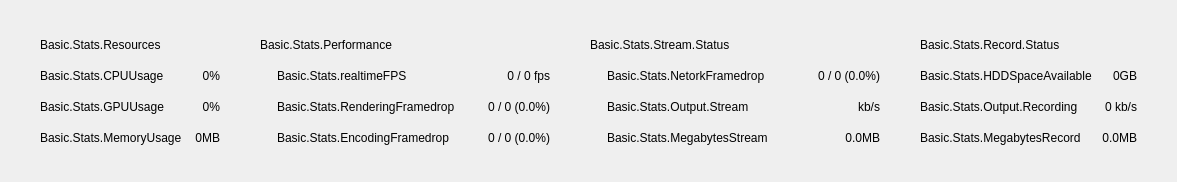
naver/prism-live-studio, file src/prism-live-studio/PRISMLiveStudio/prism-ui/main/PLSBasicStatusPanel.ui: the form before one commit.
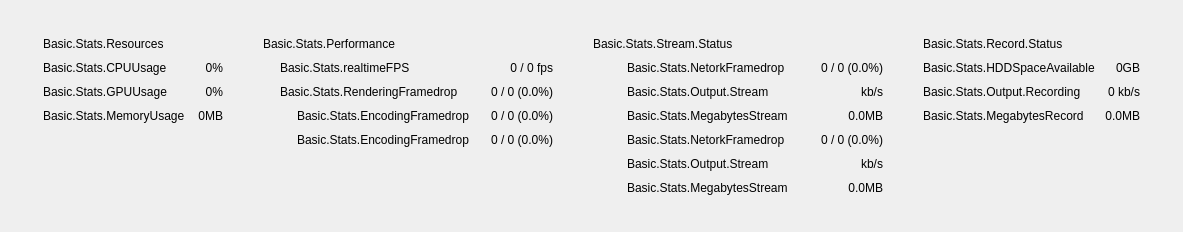
The form after the commit.

Diff of the .ui file:
```diff
--- a/src/prism-live-studio/PRISMLiveStudio/prism-ui/main/PLSBasicStatusPanel.ui
+++ b/src/prism-live-studio/PRISMLiveStudio/prism-ui/main/PLSBasicStatusPanel.ui
@@ -6,8 +6,8 @@
    <rect>
     <x>0</x>
     <y>0</y>
-    <width>1177</width>
-    <height>182</height>
+    <width>1183</width>
+    <height>232</height>
    </rect>
   </property>
   <property name="sizePolicy">
@@ -68,18 +68,6 @@
      </item>
      <item>
       <widget class="QWidget" name="stateContainer" native="true">
-       <property name="minimumSize">
-        <size>
-         <width>0</width>
-         <height>180</height>
-        </size>
-       </property>
-       <property name="maximumSize">
-        <size>
-         <width>16777215</width>
-         <height>180</height>
-        </size>
-       </property>
        <layout class="QHBoxLayout" name="horizontalLayout">
         <property name="spacing">
          <number>40</number>
@@ -97,13 +85,15 @@
          <number>28</number>
         </property>
         <item>
+         <layout class="QVBoxLayout" name="verticalLayout_2">
+          <property name="spacing">
+           <number>0</number>
+          </property>
+          <item>
          <layout class="QGridLayout" name="gridLayout_5">
-          <property name="horizontalSpacing">
+            <property name="spacing">
            <number>10</number>
           </property>
-          <property name="verticalSpacing">
-           <number>0</number>
-          </property>
           <item row="1" column="1">
            <widget class="QLabel" name="cpuUsage">
             <property name="sizePolicy">
@@ -136,13 +126,6 @@
             </property>
            </widget>
           </item>
-          <item row="1" column="0">
-           <widget class="QLabel" name="cpuUsageLabel">
-            <property name="text">
-             <string>Basic.Stats.CPUUsage</string>
-            </property>
-           </widget>
-          </item>
           <item row="3" column="0">
            <widget class="QLabel" name="memoryUsageLabel">
             <property name="text">
@@ -150,6 +133,36 @@
             </property>
            </widget>
           </item>
+            <item row="2" column="0">
+             <widget class="QLabel" name="gpuUsageLabel">
+              <property name="text">
+               <string>Basic.Stats.GPUUsage</string>
+              </property>
+             </widget>
+            </item>
+            <item row="1" column="0">
+             <widget class="QLabel" name="cpuUsageLabel">
+              <property name="text">
+               <string>Basic.Stats.CPUUsage</string>
+              </property>
+             </widget>
+            </item>
+            <item row="2" column="1">
+             <widget class="QLabel" name="gpuUsage">
+              <property name="sizePolicy">
+               <sizepolicy hsizetype="Preferred" vsizetype="Preferred">
+                <horstretch>0</horstretch>
+                <verstretch>0</verstretch>
+               </sizepolicy>
+              </property>
+              <property name="text">
+               <string>0%</string>
+              </property>
+              <property name="alignment">
+               <set>Qt::AlignRight|Qt::AlignTrailing|Qt::AlignVCenter</set>
+              </property>
+             </widget>
+            </item>
           <item row="0" column="0" colspan="2">
            <widget class="QLabel" name="resourcesHdr">
             <property name="styleSheet">
@@ -160,39 +173,95 @@
             </property>
            </widget>
           </item>
-          <item row="2" column="1">
-           <widget class="QLabel" name="gpuUsage">
-            <property name="sizePolicy">
-             <sizepolicy hsizetype="Preferred" vsizetype="Preferred">
-              <horstretch>0</horstretch>
-              <verstretch>0</verstretch>
-             </sizepolicy>
+           </layout>
+          </item>
+          <item>
+           <spacer name="verticalSpacer_3">
+            <property name="orientation">
+             <enum>Qt::Vertical</enum>
             </property>
-            <property name="text">
-             <string>0%</string>
+            <property name="sizeHint" stdset="0">
+             <size>
+              <width>0</width>
+              <height>0</height>
+             </size>
             </property>
-            <property name="alignment">
-             <set>Qt::AlignRight|Qt::AlignTrailing|Qt::AlignVCenter</set>
-            </property>
-           </widget>
+           </spacer>
           </item>
-          <item row="2" column="0">
-           <widget class="QLabel" name="gpuUsageLabel">
-            <property name="text">
-             <string>Basic.Stats.GPUUsage</string>
-            </property>
-           </widget>
-          </item>
          </layout>
         </item>
+        <item>
+         <layout class="QVBoxLayout" name="verticalLayout_3">
+          <property name="spacing">
+           <number>0</number>
+          </property>
         <item>
          <layout class="QGridLayout" name="gridLayout_6">
-          <property name="horizontalSpacing">
+            <property name="spacing">
            <number>10</number>
           </property>
-          <property name="verticalSpacing">
-           <number>0</number>
-          </property>
+            <item row="1" column="0">
+             <widget class="QLabel" name="realtimeFramerateState"/>
+            </item>
+            <item row="3" column="2">
+             <widget class="QLabel" name="encodingFramedrop">
+              <property name="text">
+               <string>0 / 0 (0.0%)</string>
+              </property>
+              <property name="alignment">
+               <set>Qt::AlignRight|Qt::AlignTrailing|Qt::AlignVCenter</set>
+              </property>
+              <property name="active" stdset="0">
+               <bool>false</bool>
+              </property>
+             </widget>
+            </item>
+            <item row="1" column="2">
+             <widget class="QLabel" name="realtimeFramerate">
+              <property name="sizePolicy">
+               <sizepolicy hsizetype="Expanding" vsizetype="Preferred">
+                <horstretch>0</horstretch>
+                <verstretch>0</verstretch>
+               </sizepolicy>
+              </property>
+              <property name="text">
+               <string>0 / 0 fps</string>
+              </property>
+              <property name="alignment">
+               <set>Qt::AlignRight|Qt::AlignTrailing|Qt::AlignVCenter</set>
+              </property>
+             </widget>
+            </item>
+            <item row="3" column="1">
+             <layout class="QHBoxLayout" name="horizontalLayout_4">
+              <item>
+               <widget class="QLabel" name="encodingFramedropImage">
+                <property name="active" stdset="0">
+                 <bool>false</bool>
+                </property>
+               </widget>
+              </item>
+              <item>
+               <widget class="QLabel" name="encodingFramedropLabel">
+                <property name="sizePolicy">
+                 <sizepolicy hsizetype="Preferred" vsizetype="Expanding">
+                  <horstretch>0</horstretch>
+                  <verstretch>0</verstretch>
+                 </sizepolicy>
+                </property>
+                <property name="text">
+                 <string>Basic.Stats.EncodingFramedrop</string>
+                </property>
+                <property name="active" stdset="0">
+                 <bool>false</bool>
+                </property>
+               </widget>
+              </item>
+             </layout>
+            </item>
+            <item row="2" column="0">
+             <widget class="QLabel" name="renderingFramedropState"/>
+            </item>
           <item row="0" column="0" colspan="3">
            <widget class="QLabel" name="performanceHdr">
             <property name="sizePolicy">
@@ -212,8 +281,12 @@
             </property>
            </widget>
           </item>
-          <item row="1" column="0">
-           <widget class="QLabel" name="realtimeFramerateState"/>
+            <item row="3" column="0">
+             <widget class="QLabel" name="encodingFramedropState">
+              <property name="active" stdset="0">
+               <bool>false</bool>
+              </property>
+             </widget>
           </item>
           <item row="1" column="1">
            <widget class="QLabel" name="realtimeFramerateLabel">
@@ -228,25 +301,6 @@
             </property>
            </widget>
           </item>
-          <item row="1" column="2">
-           <widget class="QLabel" name="realtimeFramerate">
-            <property name="sizePolicy">
-             <sizepolicy hsizetype="Expanding" vsizetype="Preferred">
-              <horstretch>0</horstretch>
-              <verstretch>0</verstretch>
-             </sizepolicy>
-            </property>
-            <property name="text">
-             <string>0 / 0 fps</string>
-            </property>
-            <property name="alignment">
-             <set>Qt::AlignRight|Qt::AlignTrailing|Qt::AlignVCenter</set>
-            </property>
-           </widget>
-          </item>
-          <item row="2" column="0">
-           <widget class="QLabel" name="renderingFramedropState"/>
-          </item>
           <item row="2" column="1">
            <widget class="QLabel" name="renderingFramedropLabel">
             <property name="sizePolicy">
@@ -270,15 +324,24 @@
             </property>
            </widget>
           </item>
-          <item row="3" column="0">
-           <widget class="QLabel" name="encodingFramedropState">
+            <item row="4" column="0">
+             <widget class="QLabel" name="encodingFramedropStateV">
             <property name="active" stdset="0">
              <bool>false</bool>
             </property>
            </widget>
           </item>
-          <item row="3" column="1">
-           <widget class="QLabel" name="encodingFramedropLabel">
+            <item row="4" column="1">
+             <layout class="QHBoxLayout" name="horizontalLayout_5">
+              <item>
+               <widget class="QLabel" name="encodingFramedropImageV">
+                <property name="active" stdset="0">
+                 <bool>false</bool>
+                </property>
+               </widget>
+              </item>
+              <item>
+               <widget class="QLabel" name="encodingFramedropLabelV">
             <property name="sizePolicy">
              <sizepolicy hsizetype="Preferred" vsizetype="Expanding">
               <horstretch>0</horstretch>
@@ -293,8 +356,10 @@
             </property>
            </widget>
           </item>
-          <item row="3" column="2">
-           <widget class="QLabel" name="encodingFramedrop">
+             </layout>
+            </item>
+            <item row="4" column="2">
+             <widget class="QLabel" name="encodingFramedropV">
             <property name="text">
              <string>0 / 0 (0.0%)</string>
             </property>
@@ -309,14 +374,33 @@
          </layout>
         </item>
         <item>
-         <layout class="QGridLayout" name="gridLayout_711">
-          <property name="horizontalSpacing">
+           <spacer name="verticalSpacer_4">
+            <property name="orientation">
+             <enum>Qt::Vertical</enum>
+            </property>
+            <property name="sizeHint" stdset="0">
+             <size>
+              <width>0</width>
+              <height>0</height>
+             </size>
+            </property>
+           </spacer>
+          </item>
+         </layout>
+        </item>
+        <item>
+         <layout class="QGridLayout" name="gridLayout_7">
+          <property name="spacing">
            <number>10</number>
           </property>
-          <property name="verticalSpacing">
-           <number>0</number>
-          </property>
-          <item row="0" column="0" colspan="3">
+          <item row="5" column="1">
+           <widget class="QLabel" name="streamBitrateStateV">
+            <property name="active" stdset="0">
+             <bool>false</bool>
+            </property>
+           </widget>
+          </item>
+          <item row="0" column="0" colspan="4">
            <widget class="QLabel" name="streamHdr">
             <property name="sizePolicy">
              <sizepolicy hsizetype="Preferred" vsizetype="Expanding">
@@ -332,14 +416,21 @@
             </property>
            </widget>
           </item>
+          <item row="2" column="1">
+           <widget class="QLabel" name="streamBitrateState">
+            <property name="active" stdset="0">
+             <bool>false</bool>
+            </property>
+           </widget>
+          </item>
           <item row="1" column="0">
-           <widget class="QLabel" name="networkFramedropState">
+           <widget class="QLabel" name="networkStateImage">
             <property name="active" stdset="0">
              <bool>false</bool>
             </property>
            </widget>
           </item>
-          <item row="1" column="1">
+          <item row="1" column="2">
            <widget class="QLabel" name="networkFramedropLabel">
             <property name="sizePolicy">
              <sizepolicy hsizetype="Preferred" vsizetype="Expanding">
@@ -355,7 +446,7 @@
             </property>
            </widget>
           </item>
-          <item row="1" column="2">
+          <item row="1" column="3">
            <widget class="QLabel" name="networkFramedrop">
             <property name="sizePolicy">
              <sizepolicy hsizetype="Expanding" vsizetype="Preferred">
@@ -364,7 +455,7 @@
              </sizepolicy>
             </property>
             <property name="text">
-             <string>0 / 0 (0.0%)</string>
+             <string notr="true">0 / 0 (0.0%)</string>
             </property>
             <property name="alignment">
              <set>Qt::AlignRight|Qt::AlignTrailing|Qt::AlignVCenter</set>
@@ -374,14 +465,7 @@
             </property>
            </widget>
           </item>
-          <item row="2" column="0">
-           <widget class="QLabel" name="streamBitrateState">
-            <property name="active" stdset="0">
-             <bool>false</bool>
-            </property>
-           </widget>
-          </item>
-          <item row="2" column="1">
+          <item row="2" column="2">
            <widget class="QLabel" name="streamBitrateLabel">
             <property name="sizePolicy">
              <sizepolicy hsizetype="Preferred" vsizetype="Expanding">
@@ -397,20 +481,7 @@
             </property>
            </widget>
           </item>
-          <item row="2" column="2">
-           <widget class="QLabel" name="streamBitrate">
-            <property name="text">
-             <string> kb/s</string>
-            </property>
-            <property name="alignment">
-             <set>Qt::AlignRight|Qt::AlignTrailing|Qt::AlignVCenter</set>
-            </property>
-            <property name="active" stdset="0">
-             <bool>false</bool>
-            </property>
-           </widget>
-          </item>
-          <item row="3" column="1">
+          <item row="3" column="2">
            <widget class="QLabel" name="StreamMegabytesLabel">
             <property name="sizePolicy">
              <sizepolicy hsizetype="Preferred" vsizetype="Expanding">
@@ -426,10 +497,71 @@
             </property>
            </widget>
           </item>
-          <item row="3" column="2">
+          <item row="4" column="2">
+           <widget class="QLabel" name="networkFramedropLabelV">
+            <property name="sizePolicy">
+             <sizepolicy hsizetype="Preferred" vsizetype="Expanding">
+              <horstretch>0</horstretch>
+              <verstretch>0</verstretch>
+             </sizepolicy>
+            </property>
+            <property name="text">
+             <string>Basic.Stats.NetorkFramedrop</string>
+            </property>
+            <property name="active" stdset="0">
+             <bool>false</bool>
+            </property>
+           </widget>
+          </item>
+          <item row="5" column="2">
+           <widget class="QLabel" name="streamBitrateLabelV">
+            <property name="sizePolicy">
+             <sizepolicy hsizetype="Preferred" vsizetype="Expanding">
+              <horstretch>0</horstretch>
+              <verstretch>0</verstretch>
+             </sizepolicy>
+            </property>
+            <property name="text">
+             <string>Basic.Stats.Output.Stream</string>
+            </property>
+            <property name="active" stdset="0">
+             <bool>false</bool>
+            </property>
+           </widget>
+          </item>
+          <item row="6" column="2">
+           <widget class="QLabel" name="StreamMegabytesLabelV">
+            <property name="sizePolicy">
+             <sizepolicy hsizetype="Preferred" vsizetype="Expanding">
+              <horstretch>0</horstretch>
+              <verstretch>0</verstretch>
+             </sizepolicy>
+            </property>
+            <property name="text">
+             <string>Basic.Stats.MegabytesStream</string>
+            </property>
+            <property name="active" stdset="0">
+             <bool>false</bool>
+            </property>
+           </widget>
+          </item>
+          <item row="2" column="3">
+           <widget class="QLabel" name="streamBitrate">
+            <property name="text">
+             <string notr="true"> kb/s</string>
+            </property>
+            <property name="alignment">
+             <set>Qt::AlignRight|Qt::AlignTrailing|Qt::AlignVCenter</set>
+            </property>
+            <property name="active" stdset="0">
+             <bool>false</bool>
+            </property>
+           </widget>
+          </item>
+          <item row="3" column="3">
            <widget class="QLabel" name="streamMegabytes">
             <property name="text">
-             <string>0.0MB</string>
+             <string notr="true">0.0MB</string>
             </property>
             <property name="alignment">
              <set>Qt::AlignRight|Qt::AlignTrailing|Qt::AlignVCenter</set>
@@ -439,16 +571,78 @@
             </property>
            </widget>
           </item>
+          <item row="4" column="3">
+           <widget class="QLabel" name="networkFramedropV">
+            <property name="text">
+             <string notr="true">0 / 0 (0.0%)</string>
+            </property>
+            <property name="alignment">
+             <set>Qt::AlignRight|Qt::AlignTrailing|Qt::AlignVCenter</set>
+            </property>
+            <property name="active" stdset="0">
+             <bool>false</bool>
+            </property>
+           </widget>
+          </item>
+          <item row="5" column="3">
+           <widget class="QLabel" name="streamBitrateV">
+            <property name="text">
+             <string> kb/s</string>
+            </property>
+            <property name="alignment">
+             <set>Qt::AlignRight|Qt::AlignTrailing|Qt::AlignVCenter</set>
+            </property>
+            <property name="active" stdset="0">
+             <bool>false</bool>
+            </property>
+           </widget>
+          </item>
+          <item row="6" column="3">
+           <widget class="QLabel" name="streamMegabytesV">
+            <property name="text">
+             <string notr="true">0.0MB</string>
+            </property>
+            <property name="alignment">
+             <set>Qt::AlignRight|Qt::AlignTrailing|Qt::AlignVCenter</set>
+            </property>
+            <property name="active" stdset="0">
+             <bool>false</bool>
+            </property>
+           </widget>
+          </item>
+          <item row="1" column="1">
+           <widget class="QLabel" name="networkFramedropState">
+            <property name="active" stdset="0">
+             <bool>false</bool>
+            </property>
+           </widget>
+          </item>
+          <item row="4" column="1">
+           <widget class="QLabel" name="networkFramedropStateV">
+            <property name="active" stdset="0">
+             <bool>false</bool>
+            </property>
+           </widget>
+          </item>
+          <item row="4" column="0">
+           <widget class="QLabel" name="networkStateImageV">
+            <property name="active" stdset="0">
+             <bool>false</bool>
+            </property>
+           </widget>
+          </item>
          </layout>
         </item>
+        <item>
+         <layout class="QVBoxLayout" name="verticalLayout_4">
+          <property name="spacing">
+           <number>0</number>
+          </property>
         <item>
          <layout class="QGridLayout" name="gridLayout_8">
-          <property name="horizontalSpacing">
+            <property name="spacing">
            <number>10</number>
           </property>
-          <property name="verticalSpacing">
-           <number>0</number>
-          </property>
           <item row="0" column="0" colspan="2">
            <widget class="QLabel" name="recordHdr">
             <property name="styleSheet">
@@ -527,6 +721,21 @@
              <bool>false</bool>
             </property>
            </widget>
+            </item>
+           </layout>
+          </item>
+          <item>
+           <spacer name="verticalSpacer_5">
+            <property name="orientation">
+             <enum>Qt::Vertical</enum>
+            </property>
+            <property name="sizeHint" stdset="0">
+             <size>
+              <width>0</width>
+              <height>0</height>
+             </size>
+            </property>
+           </spacer>
           </item>
          </layout>
         </item>
```
Lines whose indentation alone changed are shown as unchanged.
